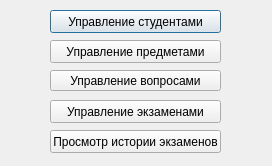
Old version of the form gui_client/teacherwindow.ui in the repository turok-m-a/tester-server.
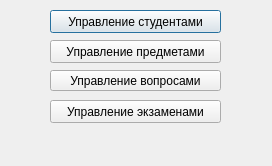
New version of the form.

Commit message: просмотр отчета

The edit to the form file:
```diff
--- a/gui_client/teacherwindow.ui
+++ b/gui_client/teacherwindow.ui
@@ -68,19 +68,6 @@
     <string>Управление экзаменами</string>
    </property>
   </widget>
-  <widget class="QPushButton" name="pushButton_2">
-   <property name="geometry">
-    <rect>
-     <x>50</x>
-     <y>130</y>
-     <width>171</width>
-     <height>23</height>
-    </rect>
-   </property>
-   <property name="text">
-    <string>Просмотр истории экзаменов</string>
-   </property>
-  </widget>
  </widget>
  <resources/>
  <connections/>
```
The commit also changes 20 other files.
